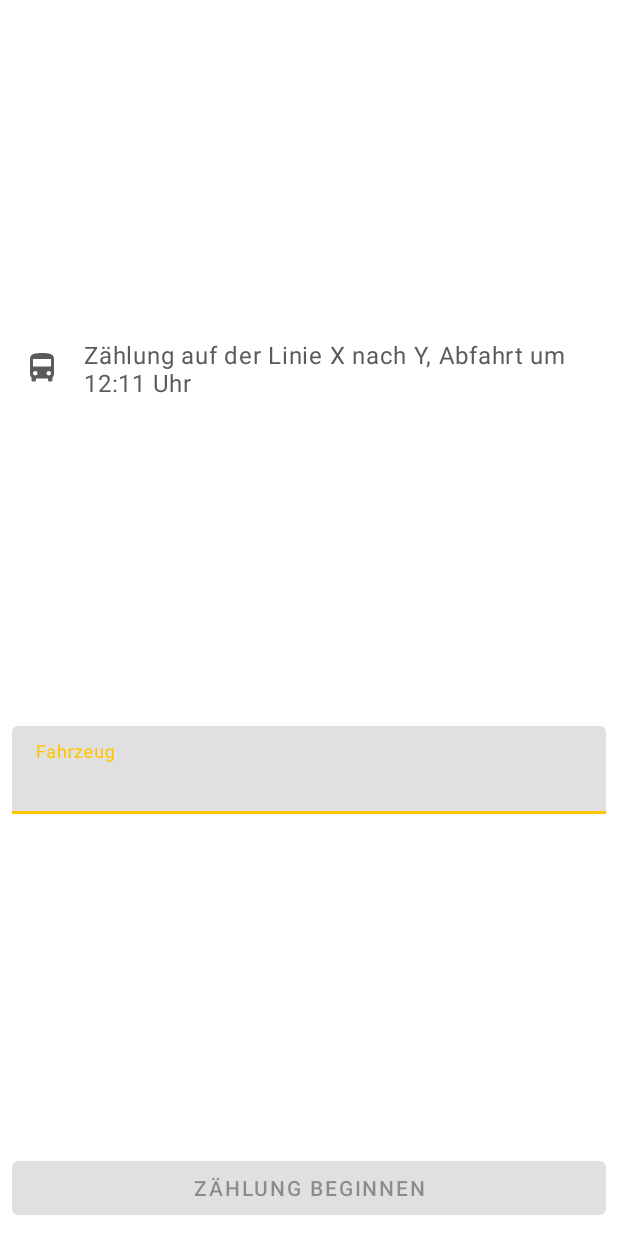
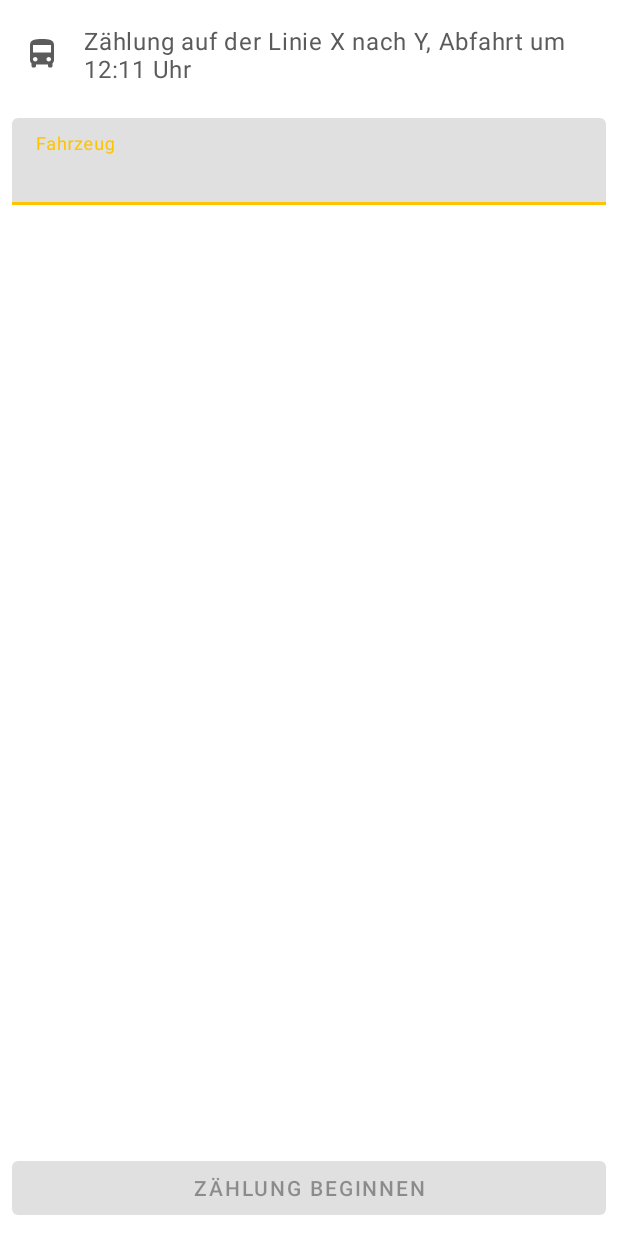
Before and after one commit to sebastianknopf/VdvCountApp, an Android app: the layout fragment_trip_params.xml on its own in the app's theme, with its tools: preview values and no code run, on a phone screen of 412 x 824 dp. Run offline under Robolectric (Android 15) with nearby library versions, the phone set to English and light mode, and no system bars.

Commit message:
improved styling and UI of TripParamsFragment base, references #4 and #12

```diff
--- a/app/src/main/res/layout/fragment_trip_params.xml
+++ b/app/src/main/res/layout/fragment_trip_params.xml
@@ -40,8 +40,7 @@
             android:id="@+id/edtVehicleLayout"
             android:layout_width="match_parent"
             android:layout_height="wrap_content"
-            android:paddingBottom="16dp"
-            app:layout_constraintBottom_toTopOf="@id/btnContinue"
+            android:layout_marginTop="@dimen/app_medium_spacing"
             app:layout_constraintEnd_toEndOf="parent"
             app:layout_constraintStart_toStartOf="parent"
             app:layout_constraintTop_toBottomOf="@id/layoutTripInfo">
@@ -50,8 +49,8 @@
                 android:id="@+id/edtVehicle"
                 android:layout_width="match_parent"
                 android:layout_height="wrap_content"
-                android:theme="@style/Widget.Material3.TextInputEditText.FilledBox"
-                android:hint="@string/trip_params_vehicle" />
+                android:hint="@string/trip_params_vehicle"
+                style="@style/TextInputAutoCompleteTextViewStyle"/>
 
         </com.google.android.material.textfield.TextInputLayout>
 
--- a/app/src/main/res/layout/vehicle_item.xml
+++ b/app/src/main/res/layout/vehicle_item.xml
@@ -12,16 +12,16 @@
 
     <LinearLayout
         android:layout_width="match_parent"
-        android:layout_height="wrap_content"
-        android:padding="@dimen/app_default_spacing">
+        android:layout_height="wrap_content">
 
         <TextView
             android:id="@+id/lblLineName"
             android:layout_width="wrap_content"
             android:layout_height="wrap_content"
-            android:layout_marginStart="@dimen/app_default_spacing"
+            android:layout_margin="@dimen/app_medium_spacing"
             android:maxLines="1"
             android:text="@{vehicle.name}"
+            android:textAppearance="@style/TextAppearance.MaterialComponents.Body1"
             tools:text="PF-VB-496" />
 
     </LinearLayout>
--- /dev/null
+++ b/app/src/main/res/values/styles.xml
@@ -0,0 +1,14 @@
+<?xml version="1.0" encoding="utf-8"?>
+<resources>
+
+    <style name="TextInputAutoCompleteTextViewStyle">
+        <item name="android:paddingStart">16dp</item>
+        <item name="android:paddingEnd">16dp</item>
+        <item name="android:paddingTop">24dp</item>
+        <item name="android:paddingBottom">12dp</item>
+        <item name="android:textColor">?android:textColorPrimary</item>
+        <item name="android:textSize">16sp</item>
+        <item name="android:textStyle">normal</item>
+    </style>
+
+</resources>
```
Also changed, not shown: app/src/main/java/de/vdvcount/app/adapter/VehicleListAdapter.java (+57 -3 lines), app/src/main/java/de/vdvcount/app/ui/tripparams/TripParamsFragment.java (+26 -1 lines), app/src/main/java/de/vdvcount/app/ui/tripparams/TripParamsViewModel.java (+52 -1 lines).
